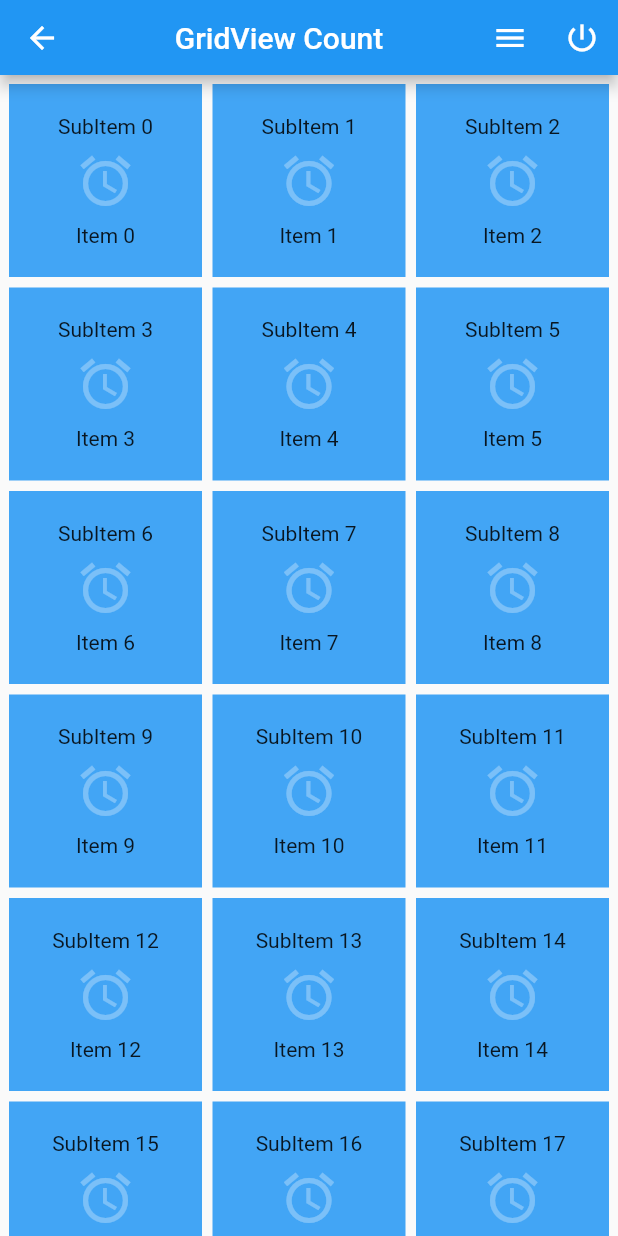
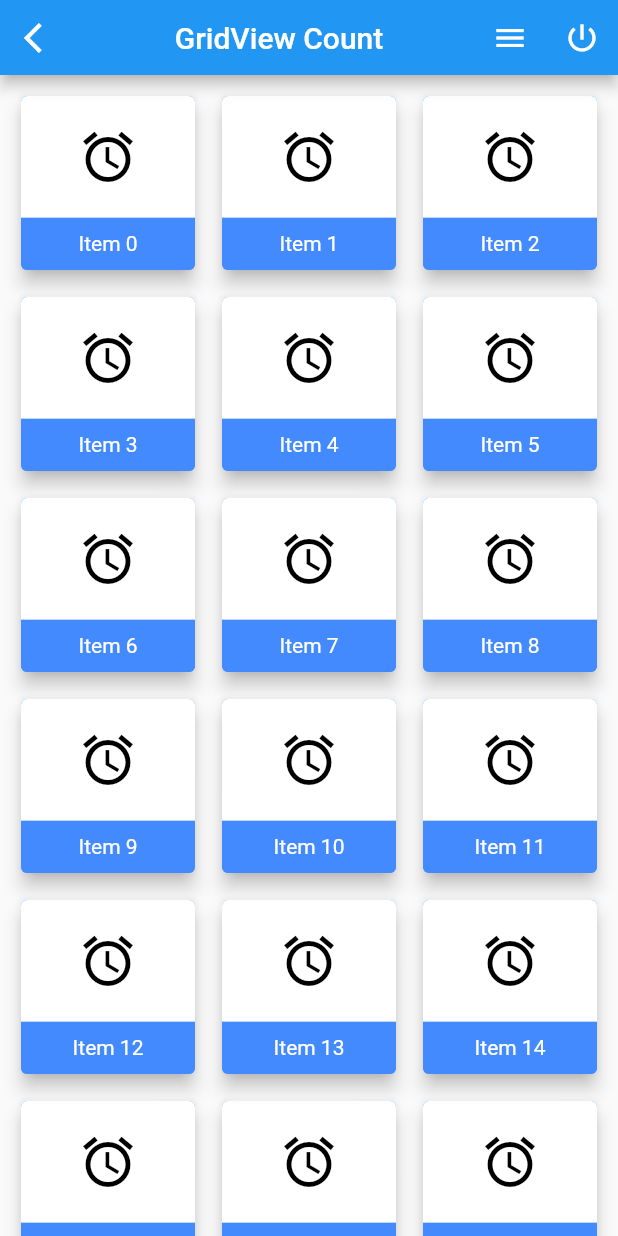
Before and after one commit to Prashant961992/FlutterDemo, a Flutter app: the PPGridViewCount screen opened directly, on a phone screen of 412 x 824 dp. Run offline on Flutter 3.47's test engine with Material 2 defaults, Android fonts, the phone set to English and light mode, and no system bars; our stand-ins replace connectivity, rxdart, shared_preferences; accounts and stored records are empty.

Commit message:
Grid Count update

```diff
--- a/lib/Controls/AppBarData.dart
+++ b/lib/Controls/AppBarData.dart
@@ -27,14 +27,15 @@ class _AppBarDataState extends State<AppBarData> {
   Widget build(BuildContext context) {
     return Scaffold(
       appBar: AppBar(
+        centerTitle: true,
         title: Center(
-          child: new Text(widget.screenTitle),
+          child: Center(child: new Text(widget.screenTitle, textAlign: TextAlign.center)),
         ),
           leading: widget.isShowBack == true ? IconButton(
             onPressed: () {
               Navigator.of(context).pop();
             },
-            icon: Icon(Icons.arrow_back_ios)) : null,
+            icon: Icon(Icons.arrow_back_ios)) : Container(),
         actions: <Widget>[
           IconButton(
             icon: Icon(Icons.menu),
--- a/lib/view/PPGridView.dart
+++ b/lib/view/PPGridView.dart
@@ -13,6 +13,7 @@ class _PPGridViewState extends State<PPGridView> {
   Widget build(BuildContext context) {
     return Scaffold(
       appBar: AppBarData(
+        isShowBack: true,
         screenTitle: 'GridView',
         onMenuTap: () {
           // _scaffoldKey.currentState.openDrawer();
--- a/lib/view/PPGridViewBuilder.dart
+++ b/lib/view/PPGridViewBuilder.dart
@@ -13,6 +13,7 @@ class _PPGridViewBuilderState extends State<PPGridViewBuilder> {
   Widget build(BuildContext context) {
     return Scaffold(
       appBar: AppBarData(
+        isShowBack: true,
         screenTitle: 'GridView Builder',
         onMenuTap: () {
           // _scaffoldKey.currentState.openDrawer();
--- a/lib/view/PPGridViewCount.dart
+++ b/lib/view/PPGridViewCount.dart
@@ -13,35 +13,65 @@ class _PPGridViewCountState extends State<PPGridViewCount> {
   Widget build(BuildContext context) {
     return Scaffold(
       appBar: AppBarData(
+        isShowBack: true,
         screenTitle: 'GridView Count',
         onMenuTap: () {
           // _scaffoldKey.currentState.openDrawer();
         },
       ),
       body: GridView.count(
-          padding: EdgeInsets.all(5),
+          padding: EdgeInsets.all(10),
           crossAxisCount: 3,
-          mainAxisSpacing: 5,
-          crossAxisSpacing: 5,
-          children: List.generate(100, (index) {
-            return Container(
-              padding: EdgeInsets.all(20.0),
+          mainAxisSpacing: 10,
+          crossAxisSpacing: 10,
+          children: List.generate(20, (index) {
+            return Card(
+              // margin: new EdgeInsets.only( left: 0.0, right: 0.0, top: 8.0, bottom: 5.0),
+                    // shape: RoundedRectangleBorder(
+                    //     borderRadius: BorderRadius.circular(5.0)),
+              elevation: 5,
+              clipBehavior: Clip.antiAlias,
+              // padding: EdgeInsets.all(20.0),
               child: Center(
-                child: GridTile(
-                  footer: Text(
-                    'Item $index',
-                    textAlign: TextAlign.center,
-                  ),
-                  header: Text(
-                    'SubItem $index',
-                    textAlign: TextAlign.center,
-                  ),
-                  child: Icon(Icons.access_alarm,
-                      size: 40.0, color: Colors.white30),
+                child: Column(
+                  children: <Widget>[
+                    Expanded(
+                        flex: 7,
+                        child: Container(
+                          child: Center(
+                            child: Icon(Icons.access_alarm,
+                                size: 40.0, color: Colors.black),
+                          ),
+                          color: Colors.white,
+                        )),
+                    Expanded(
+                        flex: 3,
+                        child: Container(
+                          child: Center(
+                              child: Text(
+                            'Item $index',
+                            textAlign: TextAlign.center,
+                            style: TextStyle(color: Colors.white),
+                          )),
+                          color: Colors.blueAccent,
+                        )),
+                  ],
                 ),
+                // child: GridTile(
+                //   footer: Text(
+                //     'Item $index',
+                //     textAlign: TextAlign.center,
+                //   ),
+                //   header: Text(
+                //     'SubItem $index',
+                //     textAlign: TextAlign.center,
+                //   ),
+                //   child: Icon(Icons.access_alarm,
+                //       size: 40.0, color: Colors.white30),
+                // ),
               ),
               color: Colors.blue[400],
-              margin: EdgeInsets.all(1.0),
+              // margin: EdgeInsets.all(1.0),
             );
           })),
     );
--- a/lib/view/PPGridViewCustom.dart
+++ b/lib/view/PPGridViewCustom.dart
@@ -13,6 +13,7 @@ class _PPGridViewCustomState extends State<PPGridViewCustom> {
   Widget build(BuildContext context) {
     return Scaffold(
       appBar: AppBarData(
+        isShowBack: true,
         screenTitle: 'GridView Custom',
         onMenuTap: () {
           // _scaffoldKey.currentState.openDrawer();
--- a/lib/view/PPGridViewExtent.dart
+++ b/lib/view/PPGridViewExtent.dart
@@ -13,6 +13,7 @@ class _PPGridViewExtentState extends State<PPGridViewExtent> {
   Widget build(BuildContext context) {
     return Scaffold(
       appBar: AppBarData(
+        isShowBack: true,
         screenTitle: 'GridView Extent',
         onMenuTap: () {
           // _scaffoldKey.currentState.openDrawer();
--- a/lib/view/PPListView.dart
+++ b/lib/view/PPListView.dart
@@ -16,6 +16,7 @@ class _PPListViewState extends State<PPListView> {
   Widget build(BuildContext context) {
     return Scaffold(
       appBar: AppBarData(
+        isShowBack: true,
         screenTitle: 'ListView',
         onMenuTap: () {
           // _scaffoldKey.currentState.openDrawer();
--- a/lib/view/PPListViewBuilder.dart
+++ b/lib/view/PPListViewBuilder.dart
@@ -16,6 +16,7 @@ class _PPListViewBuilderState extends State<PPListViewBuilder> {
   Widget build(BuildContext context) {
     return Scaffold(
       appBar: AppBarData(
+        isShowBack: true,
         screenTitle: 'ListView Builder',
         onMenuTap: () {
           // _scaffoldKey.currentState.openDrawer();
--- a/lib/view/PPListViewSeparator.dart
+++ b/lib/view/PPListViewSeparator.dart
@@ -16,6 +16,7 @@ class _PPListViewSeparatorState extends State<PPListViewSeparator> {
   Widget build(BuildContext context) {
     return Scaffold(
       appBar: AppBarData(
+        isShowBack: true,
         screenTitle: 'ListView Separated',
         onMenuTap: () {
           // _scaffoldKey.currentState.openDrawer();
--- a/lib/view/SliversPage.dart
+++ b/lib/view/SliversPage.dart
@@ -1,5 +1,5 @@
-import 'package:demo/view/layout_type.dart';
 import 'package:flutter/material.dart';
+
 //implements HasLayoutGroup
 class SliversPage extends StatelessWidget  {
   // SliversPage({Key key, this.layoutGroup, this.onLayoutToggle}) : super(key: key);
@@ -26,7 +26,7 @@ class SliversPage extends StatelessWidget  {
                     Spacer(),
                   ],
                 ),
-            title: Text('Slivers'),
+            title: Text('Slivers AppBar'),
           ),
           leading: IconButton(
             icon: Icon(Icons.arrow_back_ios),
```
Also changed, not shown: lib/view/HomeView.dart (+0 -20 lines), lib/view/PPListViewCustom.dart (+7 -6 lines), lib/view/layout_type.dart (deleted, +0 -37 lines).
